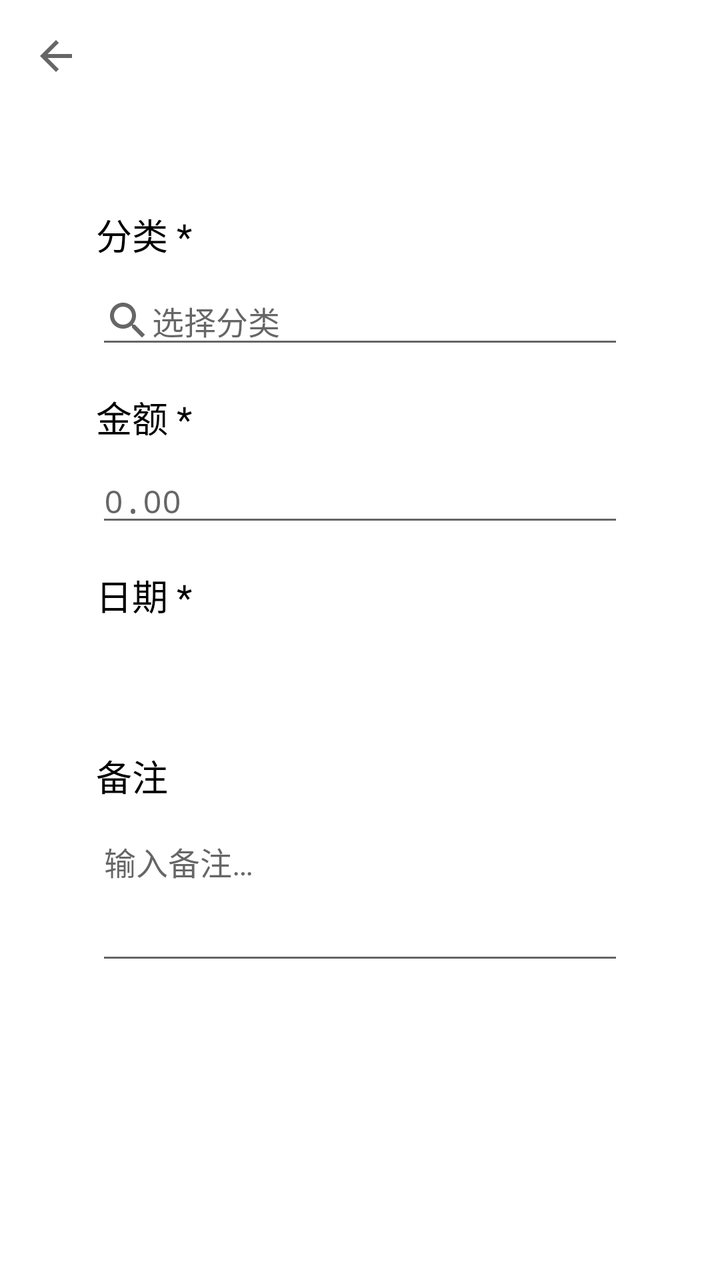
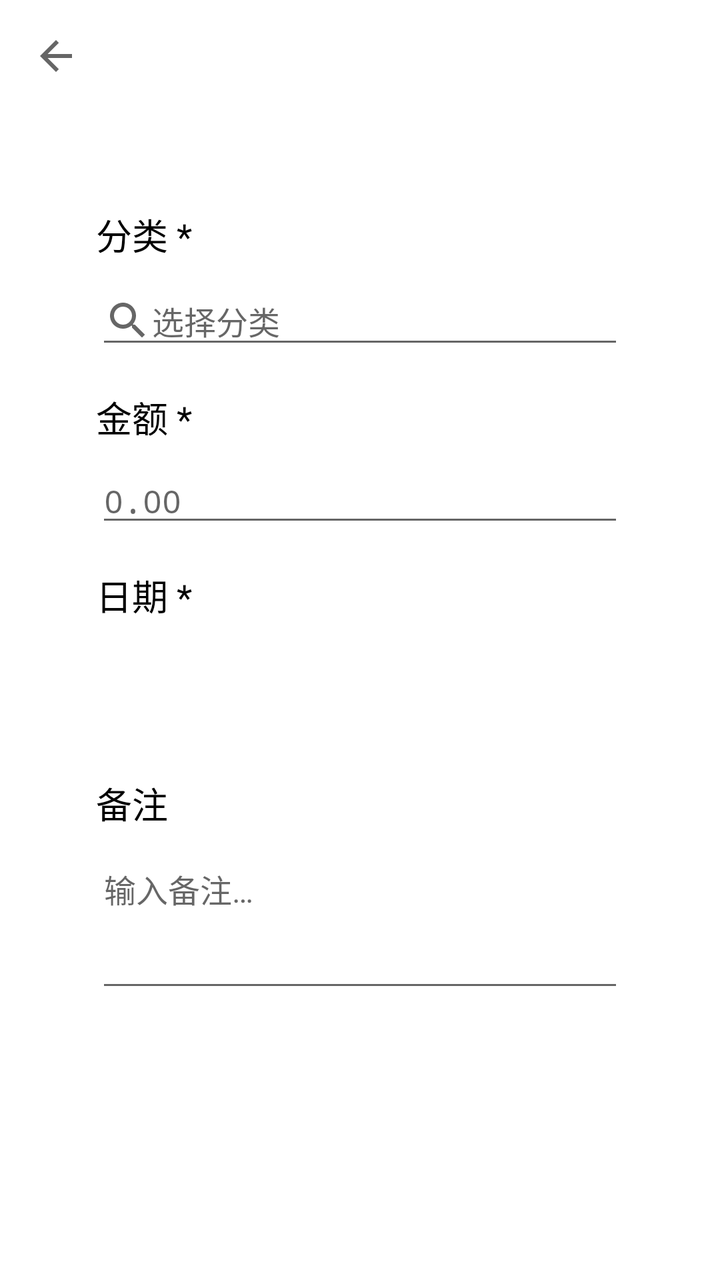

An Android layout rendered at two revisions. The XML below is the earlier revision; the diff shows what the commit changed to produce the second picture.
<!-- AndroidManifest.xml: application theme AppTheme.NoActionBar -->
<!-- res/layout/fragment_add_expense.xml -->
<?xml version="1.0" encoding="utf-8"?>
<LinearLayout xmlns:android="http://schemas.android.com/apk/res/android"
    xmlns:app="http://schemas.android.com/apk/res-auto"
    android:layout_width="match_parent"
    android:layout_height="match_parent"
    android:orientation="vertical"
    android:background="?attr/colorSurface">

    <androidx.appcompat.widget.Toolbar
        android:id="@+id/toolbar"
        android:layout_width="match_parent"
        android:layout_height="?attr/actionBarSize"
        android:background="?attr/colorSurface"
        app:navigationIcon="@drawable/ic_add_back"
        app:titleTextColor="@color/text_primary" />

    <androidx.core.widget.NestedScrollView
        android:layout_width="match_parent"
        android:layout_height="match_parent">

        <LinearLayout
            android:layout_width="match_parent"
            android:layout_height="wrap_content"
            android:orientation="vertical"
            android:padding="48dp">

            

            <TextView
                style="?android:attr/textAppearanceMedium"
                android:layout_width="144dp"
                android:layout_height="wrap_content"
                android:lineSpacingExtra="8sp"
                android:text="@string/add_expense_type_label"
                android:textAlignment="textStart"
                android:textColor="@color/text_primary" />

            <Space
                android:layout_width="match_parent"
                android:layout_height="8dp" />

            <AutoCompleteTextView
                android:id="@+id/typeInput"
                android:layout_width="match_parent"
                android:layout_height="wrap_content"
                android:drawableStart="@drawable/ic_add_search"
                android:hint="@string/add_expense_type_hint"
                android:inputType="text"
                android:textColor="@color/text_primary"
                android:textSize="16sp" />

            <Space
                android:layout_width="match_parent"
                android:layout_height="16dp" />

            
            <TextView
                style="?android:attr/textAppearanceMedium"
                android:layout_width="match_parent"
                android:layout_height="wrap_content"
                android:text="@string/add_expense_amount_label"
                android:textColor="@color/text_primary" />

            <Space
                android:layout_width="match_parent"
                android:layout_height="8dp" />

            <EditText
                android:id="@+id/amountInput"
                android:layout_width="match_parent"
                android:layout_height="wrap_content"
                android:fontFamily="monospace"
                android:hint="@string/add_expense_amount_hint"
                android:inputType="numberDecimal"
                android:textColor="@color/text_primary"
                android:textSize="16sp" />

            <Space
                android:layout_width="match_parent"
                android:layout_height="16dp" />

            
            <TextView
                style="?android:attr/textAppearanceMedium"
                android:layout_width="match_parent"
                android:layout_height="wrap_content"
                android:text="@string/add_expense_date_label"
                android:textColor="@color/text_primary" />

            <Space
                android:layout_width="match_parent"
                android:layout_height="8dp" />

            <androidx.cardview.widget.CardView
                android:id="@+id/dateCard"
                android:layout_width="match_parent"
                android:layout_height="wrap_content"
                android:clickable="true"
                android:focusable="true"
                app:cardBackgroundColor="?attr/colorSurface"
                app:cardElevation="0dp"
                app:cardUseCompatPadding="false">

                <TextView
                    android:id="@+id/dateText"
                    android:layout_width="match_parent"
                    android:layout_height="40dp"
                    android:padding="16dp"
                    android:textColor="@color/text_primary"
                    android:textSize="16sp" />
            </androidx.cardview.widget.CardView>

            <TextView
                android:id="@+id/dateError"
                android:layout_width="match_parent"
                android:layout_height="wrap_content"
                android:layout_marginStart="16dp"
                android:layout_marginTop="4dp"
                android:textColor="?attr/colorError"
                android:textSize="12sp"
                android:visibility="gone" />

            <Space
                android:layout_width="match_parent"
                android:layout_height="16dp" />

            
            <TextView
                style="?android:attr/textAppearanceMedium"
                android:layout_width="match_parent"
                android:layout_height="wrap_content"
                android:text="@string/add_expense_remark_label"
                android:textColor="@color/text_primary" />

            <Space
                android:layout_width="match_parent"
                android:layout_height="8dp" />

            <EditText
                android:id="@+id/remarkInput"
                android:layout_width="match_parent"
                android:layout_height="wrap_content"
                android:gravity="top"
                android:hint="@string/add_expense_remark_hint"
                android:inputType="textMultiLine"
                android:minLines="3"
                android:textColor="@color/text_primary"
                android:textSize="16sp" />

            <Space
                android:layout_width="match_parent"
                android:layout_height="24dp" />
        </LinearLayout>
    </androidx.core.widget.NestedScrollView>
</LinearLayout>
<!-- resources referenced by this layout -->
<resources>
  <color name="text_primary">#FF000000</color>
  <!-- drawable ic_add_back (drawable) -->
  <vector xmlns:android="http://schemas.android.com/apk/res/android"
      android:width="24dp"
      android:height="24dp"
      android:viewportWidth="24"
      android:viewportHeight="24"
      >
      <path
          android:fillColor="?attr/colorControlNormal"
          android:pathData="M20 11H7.83l5.59-5.59L12 4l-8 8 8 8 1.41-1.41L7.83 13H20v-2z" />
  </vector>
  <!-- drawable ic_add_search (drawable) -->
  <vector xmlns:android="http://schemas.android.com/apk/res/android"
      android:width="24dp"
      android:height="24dp"
      android:viewportWidth="24"
      android:viewportHeight="24"
      >
      <path
          android:fillColor="?attr/colorControlNormal"
          android:pathData="M15.5 14h-.79l-.28-.27a6.5 6.5 0 1 0-.7.7l.27.28v.79l5 4.99L20.49 19l-4.99-5zm-6 0A4.5 4.5 0 1 1 14 9.5 4.5 4.5 0 0 1 9.5 14z" />
  </vector>
  <string name="add_expense_amount_hint">0.00</string>
  <string name="add_expense_amount_label">金额 *</string>
  <string name="add_expense_date_label">日期 *</string>
  <string name="add_expense_remark_hint">输入备注…</string>
  <string name="add_expense_remark_label">备注</string>
  <string name="add_expense_type_hint">选择分类</string>
  <string name="add_expense_type_label">分类 *</string>
  <style name="AppTheme.NoActionBar" parent="AppTheme.Base" />
  <color name="brand_primary">#FF33B5E5</color>
  <color name="app_background">#FFF3F3F3</color>
  <color name="text_secondary">#FF666666</color>
  <style name="HoloActionBar" parent="Widget.AppCompat.ActionBar.Solid">
          <item name="android:background">@color/brand_primary</item>
      </style>
  <color name="app_surface">#FFFFFFFF</color>
  <color name="brand_primary_variant">#FF0099CC</color>
  <color name="brand_secondary">#FF33B5E5</color>
  <color name="brand_secondary_variant">#FF0099CC</color>
  <color name="on_primary">#FFFFFFFF</color>
  <color name="on_secondary">#FF000000</color>
  <color name="app_error">#FFCC0000</color>
  <color name="on_error">#FFFFFFFF</color>
  <style name="HoloCardView">
          <item name="cardBackgroundColor">@color/app_surface</item>
      </style>
  <color name="divider">#1F000000</color>
  <style name="Widget.Holo.OutlinedButton" parent="Widget.AppCompat.Button">
          <item name="android:background">@drawable/btn_outline_background</item>
          <item name="android:textColor">@color/brand_primary</item>
      </style>
  <!-- drawable btn_outline_background (drawable) -->
  <?xml version="1.0" encoding="utf-8"?>
  <selector xmlns:android="http://schemas.android.com/apk/res/android">
      <item android:state_pressed="true">
          <shape android:shape="rectangle">
              <solid android:color="#1A33B5E5" />
              <stroke android:width="1dp" android:color="@color/brand_primary" />
              <corners android:radius="8dp" />
          </shape>
      </item>
      <item>
          <shape android:shape="rectangle">
              <solid android:color="@android:color/transparent" />
              <stroke android:width="1dp" android:color="@color/brand_primary" />
              <corners android:radius="8dp" />
          </shape>
      </item>
  </selector>
  <!-- unchanged entries left out for length: 1 -->
</resources>

<!-- the commit's change to res/layout/fragment_add_expense.xml (unified diff, before → after) -->
@@ -104,7 +104,7 @@
                 <TextView
                     android:id="@+id/dateText"
                     android:layout_width="match_parent"
-                    android:layout_height="40dp"
+                    android:layout_height="match_parent"
                     android:padding="16dp"
                     android:textColor="@color/text_primary"
                     android:textSize="16sp" />
